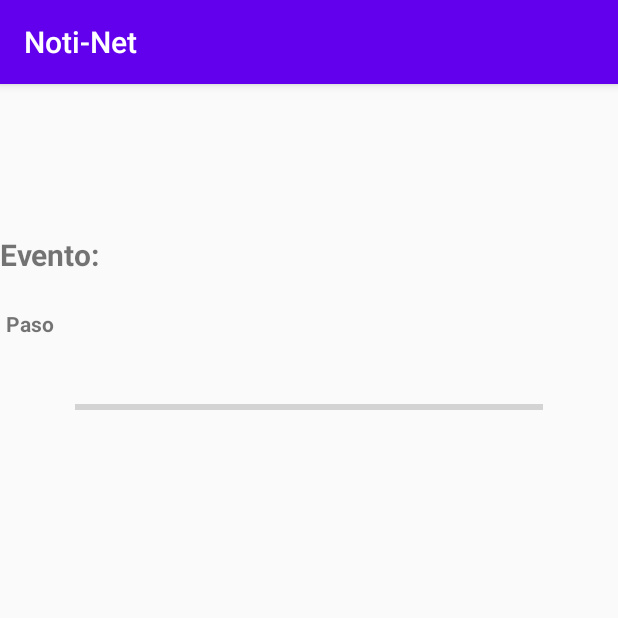
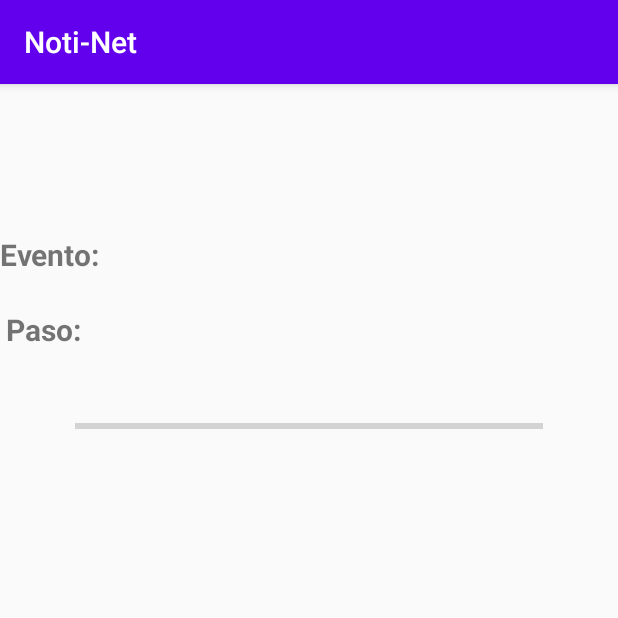
Before and after one commit to AlexanderVerse/Noti-Net, an Android app: the ListEvent screen opened directly, with no data from a screen before it, on a phone screen of 412 x 824 dp, the top half of it. Run offline under Robolectric (Android 15) with nearby library versions, the phone set to English and light mode, and no system bars; 3 statements that could not run were skipped.

Commit message:
Modifica layout

```diff
--- a/app/src/main/java/com/example/noti_net/ListEvent.java
+++ b/app/src/main/java/com/example/noti_net/ListEvent.java
@@ -45,7 +45,7 @@ public class ListEvent extends AppCompatActivity
                 try
                 {
                     Thread.sleep(10000);
-                    step.setText(CreationEvent.pasosExtra[counter]);
+                    step.setText(CreationEvent.pasosExtra[counter - 1]);
                     publishProgress(ListEvent.counter);
                 } catch (InterruptedException e) {
                     e.printStackTrace();
@@ -56,7 +56,7 @@ public class ListEvent extends AppCompatActivity
         @Override
         protected void onPostExecute(String result)
         {
-            ListEvent.progressBar.setVisibility(View.GONE);
+            //ListEvent.progressBar.setVisibility(View.GONE);
         }
         @Override
         protected void onPreExecute()
--- a/app/src/main/res/layout/activity_list_event.xml
+++ b/app/src/main/res/layout/activity_list_event.xml
@@ -47,10 +47,11 @@
     <TextView
         android:id="@+id/textView7"
         android:layout_width="wrap_content"
-        android:layout_height="wrap_content"
+        android:layout_height="40dp"
         android:layout_marginStart="4dp"
         android:layout_marginTop="10dp"
-        android:text="Paso"
+        android:text="Paso: "
+        android:textSize="20sp"
         android:textStyle="bold"
         app:layout_constraintStart_toStartOf="parent"
         app:layout_constraintTop_toBottomOf="@+id/work" />
@@ -58,7 +59,7 @@
     <TextView
         android:id="@+id/step"
         android:layout_width="0dp"
-        android:layout_height="wrap_content"
+        android:layout_height="40dp"
         android:layout_marginTop="10dp"
         android:layout_marginEnd="10dp"
         android:textSize="20sp"
```
